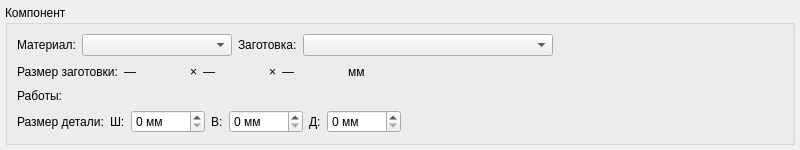
This is src/client/ui/widget_task_create_blank.ui in formemu/aditim-monitor as Qt 5 draws it before an edit. The edited form follows.
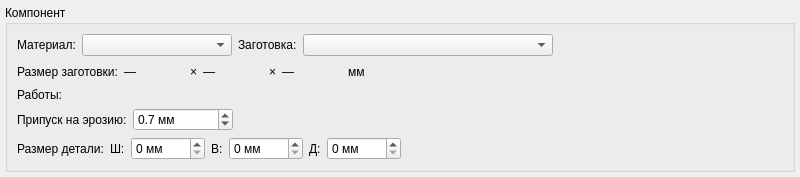
This is the edited form.

```diff
--- a/src/client/ui/widget_task_create_blank.ui
+++ b/src/client/ui/widget_task_create_blank.ui
@@ -192,6 +192,58 @@
         </layout>
        </widget>
       </item>
+      <item>
+       <layout class="QHBoxLayout" name="horizontalLayout_erosion_offset">
+        <item>
+         <widget class="QLabel" name="label_erosion_offset">
+          <property name="text">
+           <string>Припуск на эрозию:</string>
+          </property>
+         </widget>
+        </item>
+        <item>
+         <widget class="QDoubleSpinBox" name="doubleSpinBox_erosion_offset">
+          <property name="minimumSize">
+           <size>
+            <width>100</width>
+            <height>0</height>
+           </size>
+          </property>
+          <property name="suffix">
+           <string> мм</string>
+          </property>
+          <property name="decimals">
+           <number>1</number>
+          </property>
+          <property name="minimum">
+           <double>0.0</double>
+          </property>
+          <property name="maximum">
+           <double>10.0</double>
+          </property>
+          <property name="singleStep">
+           <double>0.1</double>
+          </property>
+          <property name="value">
+           <double>0.7</double>
+          </property>
+         </widget>
+        </item>
+        <item>
+         <spacer name="horizontalSpacer_erosion">
+          <property name="orientation">
+           <enum>Qt::Horizontal</enum>
+          </property>
+          <property name="sizeHint" stdset="0">
+           <size>
+            <width>40</width>
+            <height>20</height>
+           </size>
+          </property>
+         </spacer>
+        </item>
+       </layout>
+      </item>
       <item>
        <layout class="QHBoxLayout" name="horizontalLayout_product_size">
         <item>
```
